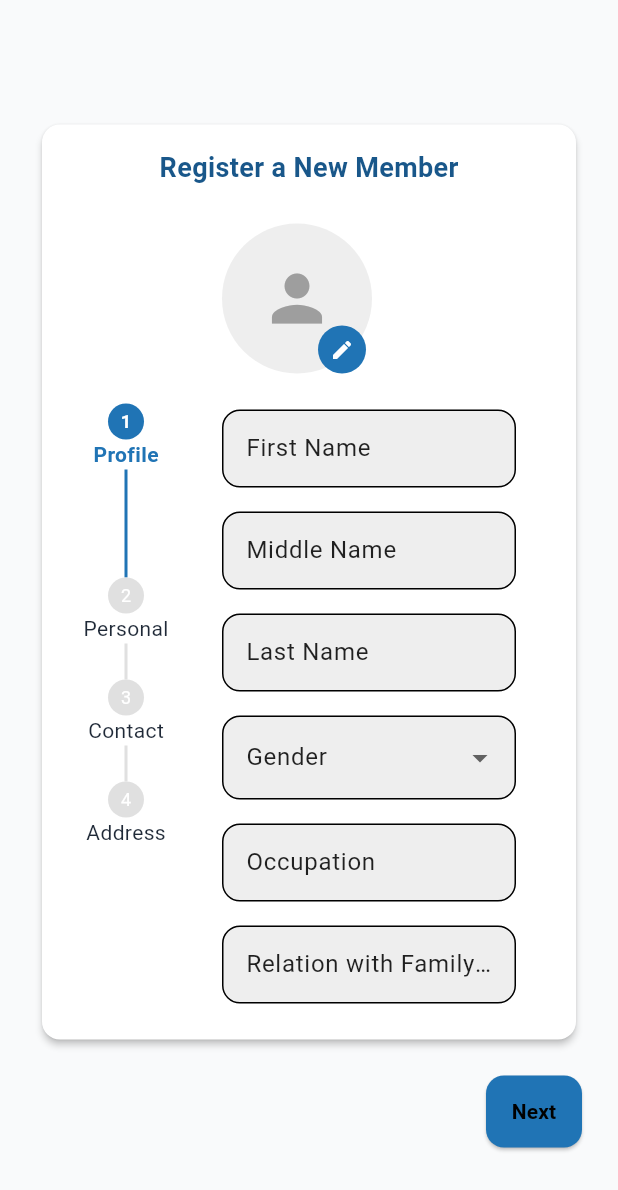
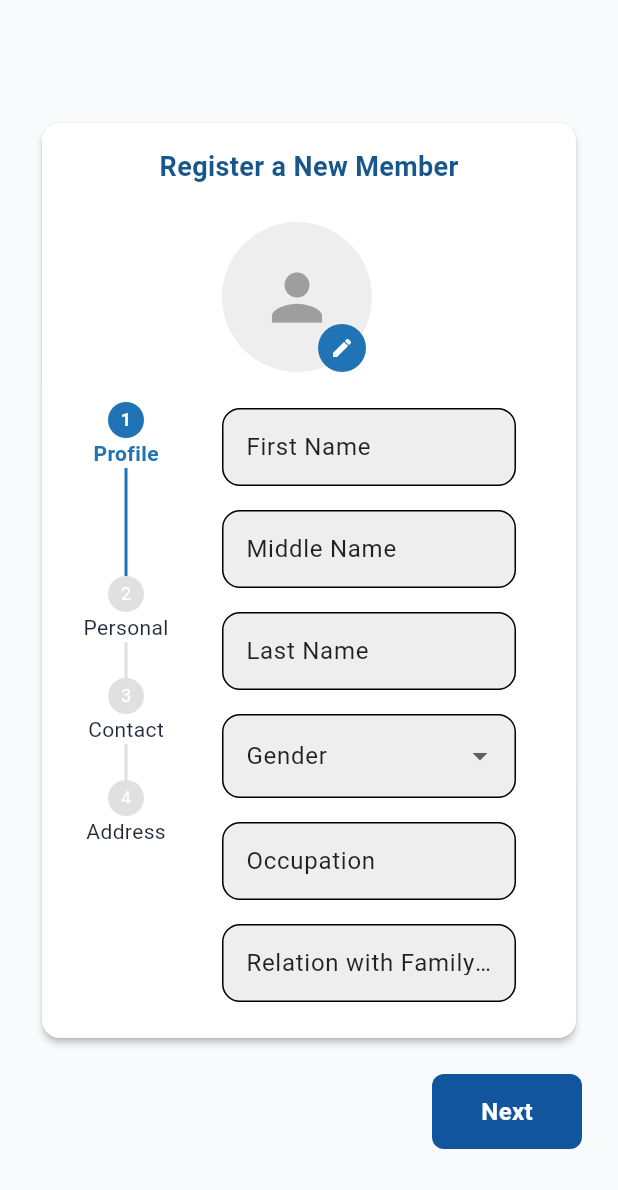
Before and after one commit to Saif334476/wallet_hunter_app, a Flutter app: the FamilyMemberRegistrationScreen screen opened directly, on a phone screen of 412 x 824 dp. Shown: the top 1190 px of the screen. Run offline on Flutter 3.47's test engine with Material 3 defaults, Android fonts, the light colour scheme and no system bars; our stand-ins replace cloud_firestore, firebase_auth, firebase_core, firebase_storage, get, image_picker and 2 more; accounts and stored records are empty.

Commit message:
bug fixes

```diff
--- a/lib/features/family_member_form/family_member_form_navigator_screen.dart
+++ b/lib/features/family_member_form/family_member_form_navigator_screen.dart
@@ -1,6 +1,7 @@
 import 'package:flutter/material.dart';
 import 'package:get/get.dart';
 import 'package:wallet_hunter_app/widgets/custom_elevated_button.dart';
+import '../../widgets/animated_button.dart';
 import '../../widgets/custom_stepper.dart';
 import 'family_address_info_step.dart';
 import 'family_contact_info_step.dart';
@@ -98,7 +99,12 @@ class FamilyMemberRegistrationScreen extends StatelessWidget {
                       )
                     else
                       const SizedBox(width: 100),
-                    CustomElevatedButton(
+                    SizedBox(
+                      width: 100,
+                      child: CustomButton(
+                        isLoading: controller.isLoading.value,
+                        backgroundColor: const Color(0xFF12559F),
+                        dotColor: Colors.white,
                         label: controller.currentStep.value == steps.length - 1
                             ? "Submit"
                             : "Next",
@@ -117,6 +123,7 @@ class FamilyMemberRegistrationScreen extends StatelessWidget {
                             print("Validation failed.");
                           }
                         },
+                      ),
                     ),
                   ],
                 )),
```
Also changed, not shown: lib/features/family_member_form/family_member_form_controller.dart (+6 -2 lines), 1 other file. Lines whose indentation alone changed are shown as unchanged.
